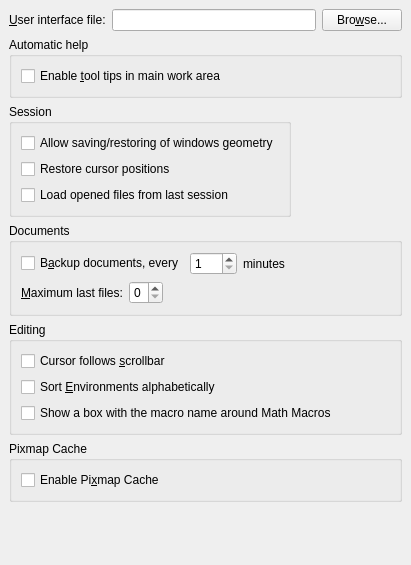
First picture: the form in src/frontends/qt4/ui/PrefUi.ui, repository cburschka/lyx, before the edit.
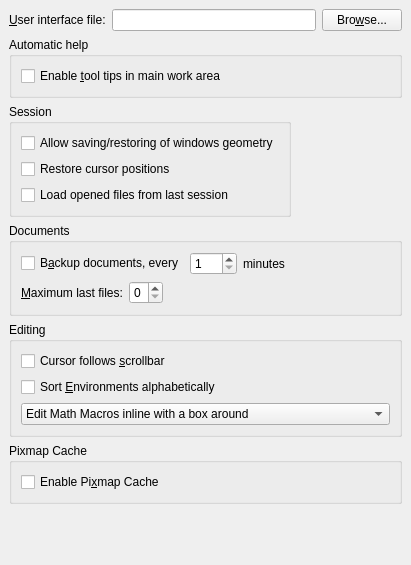
Second picture: the form after the edit.

Commit message:
* optional old-style editing mode for macros with a parameter list. * combobox in the preferences dialog to choose the macro editing mode of choice.
The reason for the three choices (inline box, inline without box,
list) is that it seems that there are at least these three groups of
people, and each of them is very strong about their opinion what that
the best mode is. So here there are all of them, pick your favourite.

The edit to the form file:
```diff
--- a/src/frontends/qt4/ui/PrefUi.ui
+++ b/src/frontends/qt4/ui/PrefUi.ui
@@ -215,10 +215,22 @@
        </widget>
       </item>
       <item row="2" column="0" >
-       <widget class="QCheckBox" name="showMacroLabelCB" >
-        <property name="text" >
-         <string>Show a box with the macro name around Math Macros</string>
-        </property>
+       <widget class="QComboBox" name="macroEditStyleCO" >
+        <item>
+         <property name="text" >
+          <string>Edit Math Macros inline with a box around</string>
+         </property>
+        </item>
+        <item>
+         <property name="text" >
+          <string>Edit Math Macros inline with the name in the status bar</string>
+         </property>
+        </item>
+        <item>
+         <property name="text" >
+          <string>Edit Math Macros with a parameter list (like in LyX &lt; 1.6)</string>
+         </property>
+        </item>
        </widget>
       </item>
      </layout>
```
Left out of the diff: 4 changed lines with no effect on the pictures. The commit also changes 6 other files.
